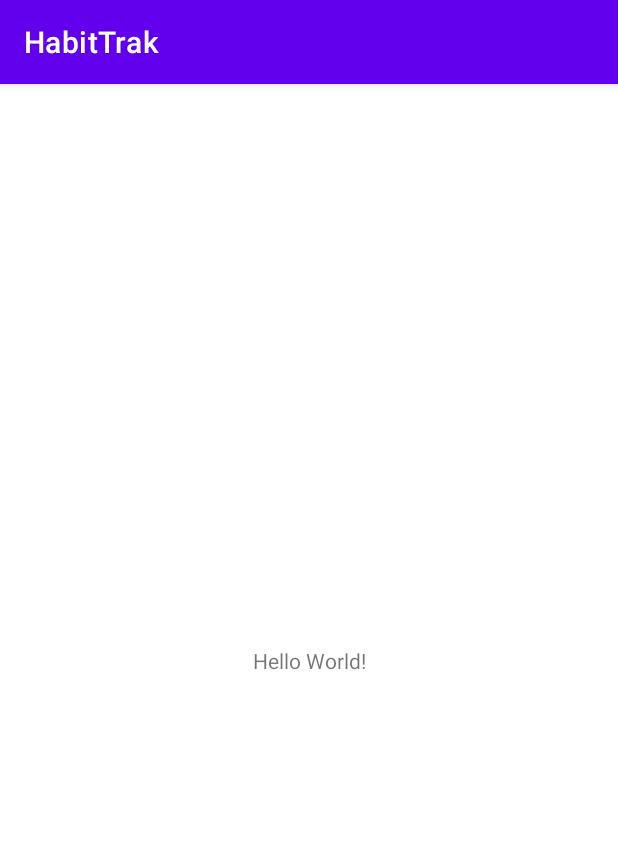
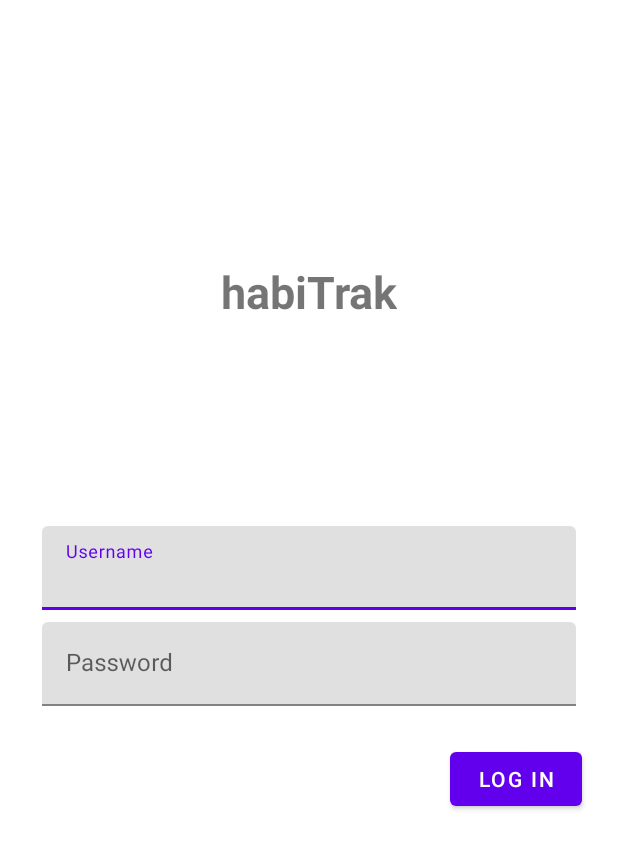
Before and after one commit to CMPUT301F21T34/HabiTrak, an Android app: the screen it shows after launch (MainActivity), on a phone screen of 412 x 824 dp. Shown: the top 849 px of the screen. Run offline under Robolectric (Android 15) with nearby library versions, the phone set to English and light mode, and no system bars.

Commit message:
added new dependecies and login page

```diff
--- a/app/build.gradle
+++ b/app/build.gradle
@@ -40,7 +40,7 @@ android {
 }
 
 dependencies {
-
+    api 'com.google.android.material:material:1.5.0-alpha04'
     implementation 'androidx.appcompat:appcompat:1.3.1'
     implementation 'com.google.android.material:material:1.4.0'
     implementation 'androidx.constraintlayout:constraintlayout:2.1.1'
--- /dev/null
+++ b/app/src/main/java/com/cmput301f21t34/habittrak/LoginFragment.java
@@ -0,0 +1,59 @@
+package com.cmput301f21t34.habittrak;
+
+import android.os.Bundle;
+import android.text.Editable;
+import android.view.LayoutInflater;
+import android.view.View;
+import android.view.ViewGroup;
+
+import androidx.annotation.NonNull;
+import androidx.annotation.Nullable;
+import androidx.fragment.app.Fragment;
+
+import com.google.android.material.button.MaterialButton;
+import com.google.android.material.textfield.TextInputEditText;
+import com.google.android.material.textfield.TextInputLayout;
+
+public class LoginFragment extends Fragment {
+
+    @Nullable
+    @Override
+    public View onCreateView(@NonNull LayoutInflater inflater, @Nullable ViewGroup container, @Nullable Bundle savedInstanceState) {
+
+        View view = inflater.inflate(R.layout.habi_login_fragment, container, false);
+        TextInputLayout usernameLayout = view.findViewById(R.id.username_text_input);
+        TextInputEditText usernameEditText = view.findViewById(R.id.username_edit_text);
+        TextInputLayout passwordLayout = view.findViewById(R.id.password_text_input);
+        TextInputEditText passwordEditText = view.findViewById(R.id.password_edit_text);
+        MaterialButton loginButton = view.findViewById(R.id.login_button);
+
+        // Password validator
+        loginButton.setOnClickListener(new View.OnClickListener() {
+            @Override
+            public void onClick(View view) {
+                if (isPasswordValid(passwordEditText.getText(), usernameEditText.getText())) {
+                    passwordLayout.setError("Incorrect username and password");
+                } else{
+                    passwordLayout.setError(null);
+
+                }
+
+
+
+            }
+        });
+
+
+        return view;
+    }
+
+    public boolean isPasswordValid(@Nullable Editable password, @Nullable Editable username){
+        Boolean passwordOk = false;
+        String pass = password.toString();
+        String user = username.toString();
+        if (pass.equals("admin") && user.equals("admin")){
+            passwordOk = true;
+        }
+        return passwordOk;
+    }
+}
--- a/app/src/main/java/com/cmput301f21t34/habittrak/MainActivity.java
+++ b/app/src/main/java/com/cmput301f21t34/habittrak/MainActivity.java
@@ -1,14 +1,46 @@
 package com.cmput301f21t34.habittrak;
 
 import androidx.appcompat.app.AppCompatActivity;
+import androidx.fragment.app.Fragment;
+import androidx.fragment.app.FragmentTransaction;
 
 import android.os.Bundle;
 
-public class MainActivity extends AppCompatActivity {
+
+public class MainActivity extends AppCompatActivity implements NavigationHost{
 
     @Override
     protected void onCreate(Bundle savedInstanceState) {
         super.onCreate(savedInstanceState);
         setContentView(R.layout.activity_main);
+
+        /*
+            Start the login fragment if no saved data from previous logins.
+        */
+        if (savedInstanceState == null){
+            getSupportFragmentManager()
+                    .beginTransaction()
+                    .add(R.id.container, new LoginFragment())
+                    .commit();
+        }
+    }
+
+    /**
+     * Navigate to the given fragment
+     *
+     * @param fragment      Fragment to navigate to
+     * @param addToBackstack    Whether or not the current fragment should be added to the backstack
+     */
+    @Override
+    public void navigateTo(Fragment fragment, boolean addToBackstack) {
+        FragmentTransaction transaction =
+                getSupportFragmentManager()
+                        .beginTransaction()
+                        .replace(R.id.container, fragment);
+        if (addToBackstack) {
+            transaction.addToBackStack(null);
+        }
+
+        transaction.commit();
     }
 }
--- /dev/null
+++ b/app/src/main/java/com/cmput301f21t34/habittrak/NavigationHost.java
@@ -0,0 +1,8 @@
+package com.cmput301f21t34.habittrak;
+
+import androidx.fragment.app.Fragment;
+
+public interface NavigationHost {
+
+    void navigateTo(Fragment fragment, boolean addToBackstack);
+}
--- a/app/src/main/res/layout/activity_main.xml
+++ b/app/src/main/res/layout/activity_main.xml
@@ -1,18 +1,7 @@
 <?xml version="1.0" encoding="utf-8"?>
-<androidx.constraintlayout.widget.ConstraintLayout xmlns:android="http://schemas.android.com/apk/res/android"
-    xmlns:app="http://schemas.android.com/apk/res-auto"
+<FrameLayout xmlns:android="http://schemas.android.com/apk/res/android"
     xmlns:tools="http://schemas.android.com/tools"
+    android:id="@+id/container"
     android:layout_width="match_parent"
     android:layout_height="match_parent"
-    tools:context=".MainActivity">
-
-    <TextView
-        android:layout_width="wrap_content"
-        android:layout_height="wrap_content"
-        android:text="Hello World!"
-        app:layout_constraintBottom_toBottomOf="parent"
-        app:layout_constraintLeft_toLeftOf="parent"
-        app:layout_constraintRight_toRightOf="parent"
-        app:layout_constraintTop_toTopOf="parent" />
-
-</androidx.constraintlayout.widget.ConstraintLayout>
+    tools:context=".MainActivity" />
--- /dev/null
+++ b/app/src/main/res/layout/habi_login_fragment.xml
@@ -0,0 +1,74 @@
+<?xml version="1.0" encoding="utf-8"?>
+<ScrollView xmlns:android="http://schemas.android.com/apk/res/android"
+    xmlns:app="http://schemas.android.com/apk/res-auto"
+    xmlns:tools="http://schemas.android.com/tools"
+    android:layout_width="match_parent"
+    android:layout_height="match_parent"
+    android:layout_gravity="center_vertical"
+    tools:context=".LoginFragment">
+
+    <LinearLayout
+        android:layout_width="match_parent"
+        android:layout_height="wrap_content"
+        android:clipChildren="false"
+        android:clipToPadding="false"
+        android:orientation="vertical"
+        android:padding="24dp"
+        android:paddingTop="16dp">
+
+
+        <TextView
+            android:layout_width="wrap_content"
+            android:layout_height="wrap_content"
+            android:layout_gravity="center_horizontal"
+            android:layout_marginBottom="132dp"
+            android:layout_marginTop="150dp"
+            android:text="@string/habi_app_name"
+            android:textSize="30sp"
+            android:textStyle="bold" />
+
+        <com.google.android.material.textfield.TextInputLayout
+            android:id="@+id/username_text_input"
+            android:layout_width="match_parent"
+            android:layout_height="wrap_content"
+            android:layout_margin="4dp"
+            android:hint="@string/habi_hint_username">
+
+            <com.google.android.material.textfield.TextInputEditText
+                android:id='@+id/username_edit_text'
+                android:layout_width="match_parent"
+                android:layout_height="wrap_content"
+                android:inputType="text"
+                android:maxLines="1" />
+        </com.google.android.material.textfield.TextInputLayout>
+
+        <com.google.android.material.textfield.TextInputLayout
+            android:id="@+id/password_text_input"
+            android:layout_width="match_parent"
+            android:layout_height="wrap_content"
+            android:layout_margin="4dp"
+            android:hint="@string/habi_hint_password"
+            app:errorEnabled="true">
+
+            <com.google.android.material.textfield.TextInputEditText
+                android:id="@+id/password_edit_text"
+                android:layout_width="match_parent"
+                android:layout_height="wrap_content"
+                android:inputType="textPassword"/>
+        </com.google.android.material.textfield.TextInputLayout>
+
+        <RelativeLayout
+            android:layout_width="match_parent"
+            android:layout_height="wrap_content">
+
+            <com.google.android.material.button.MaterialButton
+                android:id="@+id/login_button"
+                android:layout_width="wrap_content"
+                android:layout_height="wrap_content"
+                android:layout_alignParentEnd="true"
+                android:layout_alignParentRight="true"
+                android:text="@string/habi_button_next" />
+        </RelativeLayout>
+
+    </LinearLayout>
+</ScrollView>
--- a/app/src/main/res/values-night/themes.xml
+++ b/app/src/main/res/values-night/themes.xml
@@ -1,6 +1,6 @@
 <resources xmlns:tools="http://schemas.android.com/tools">
     <!-- Base application theme. -->
-    <style name="Theme.HabitTrak" parent="Theme.MaterialComponents.DayNight.DarkActionBar">
+    <style name="Theme.HabitTrak" parent="Theme.MaterialComponents.DayNight.NoActionBar">
         <!-- Primary brand color. -->
         <item name="colorPrimary">@color/purple_200</item>
         <item name="colorPrimaryVariant">@color/purple_700</item>
--- a/app/src/main/res/values/strings.xml
+++ b/app/src/main/res/values/strings.xml
@@ -1,3 +1,7 @@
 <resources>
     <string name="app_name">HabitTrak</string>
+    <string name="habi_app_name">habiTrak</string>
+    <string name="habi_hint_username">Username</string>
+    <string name="habi_hint_password">Password</string>
+    <string name="habi_button_next">Log In</string>
 </resources>
--- a/app/src/main/res/values/themes.xml
+++ b/app/src/main/res/values/themes.xml
@@ -1,6 +1,6 @@
 <resources xmlns:tools="http://schemas.android.com/tools">
     <!-- Base application theme. -->
-    <style name="Theme.HabitTrak" parent="Theme.MaterialComponents.DayNight.DarkActionBar">
+    <style name="Theme.HabitTrak" parent="Theme.MaterialComponents.DayNight.NoActionBar">
         <!-- Primary brand color. -->
         <item name="colorPrimary">@color/purple_500</item>
         <item name="colorPrimaryVariant">@color/purple_700</item>
```
